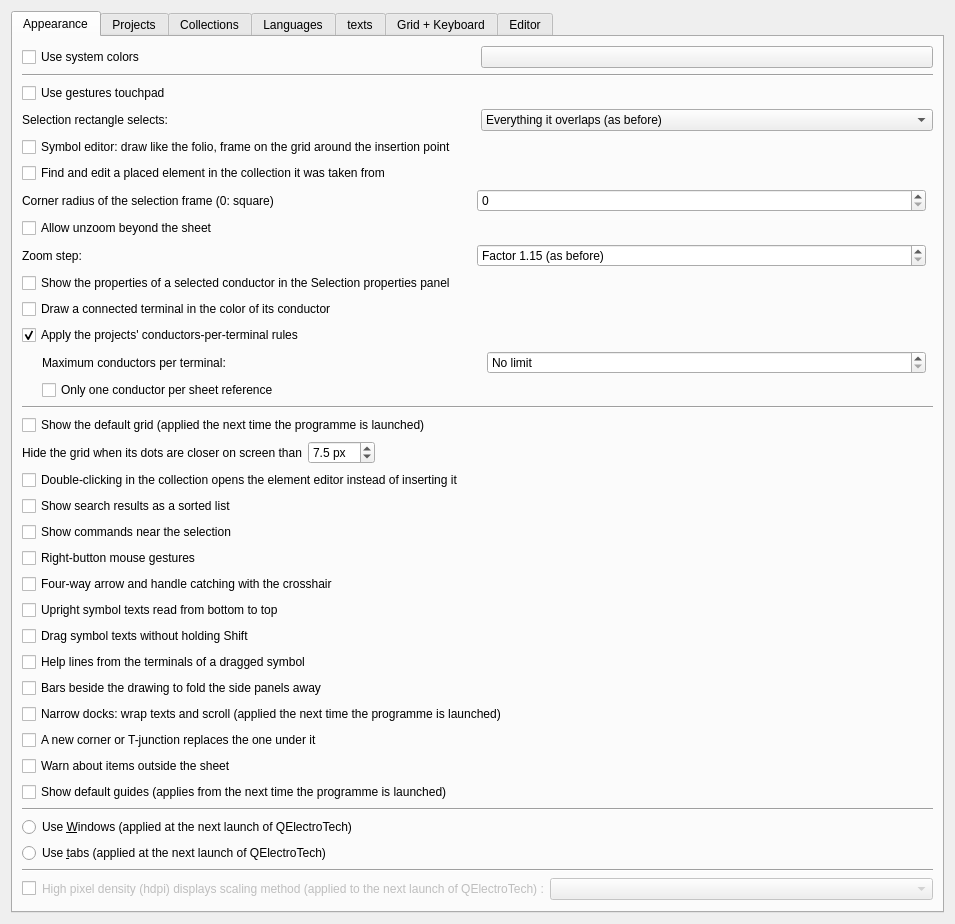
This is sources/ui/configpage/generalconfigurationpage.ui in qelectrotech/qelectrotech-source-mirror as Qt 5 draws it before an edit. The edited form follows.
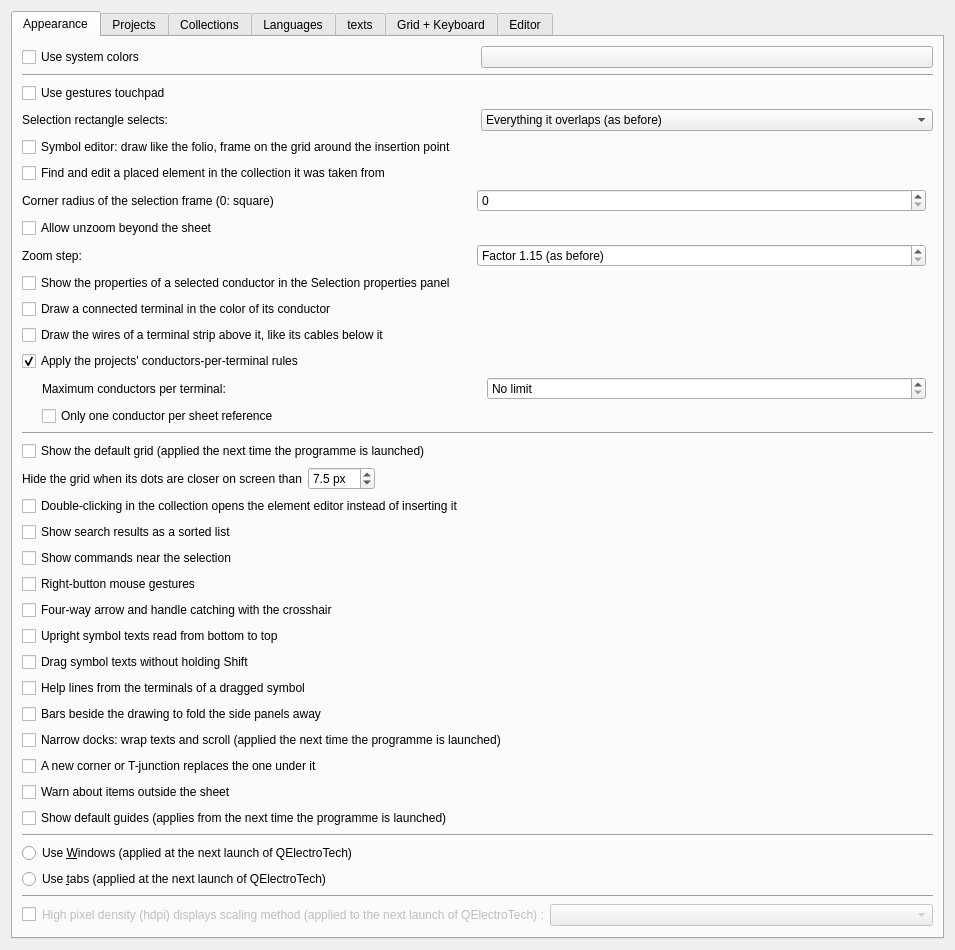
This is the edited form. Custom widgets are drawn as their Qt base class.

Commit message: Draw the wires which end at a terminal strip above it

The edit to the form file:
```diff
--- a/sources/ui/configpage/generalconfigurationpage.ui
+++ b/sources/ui/configpage/generalconfigurationpage.ui
@@ -198,6 +198,16 @@
          </property>
         </widget>
        </item>
+       <item>
+        <widget class="QCheckBox" name="m_strip_wires">
+         <property name="toolTip">
+          <string>One stub per terminal which has a wire of its own, going up from the strip: what the wire is made of at its foot, where it lands at its top (12K1:A1). Cores of a cable are left out -- the cable is drawn below the strip.</string>
+         </property>
+         <property name="text">
+          <string>Draw the wires of a terminal strip above it, like its cables below it</string>
+         </property>
+        </widget>
+       </item>
        <item>
         <widget class="QCheckBox" name="m_wiring_rules_cb">
          <property name="toolTip">
```
Left out of the diff: 1 changed line with no effect on the pictures. The commit also changes 18 other files.
